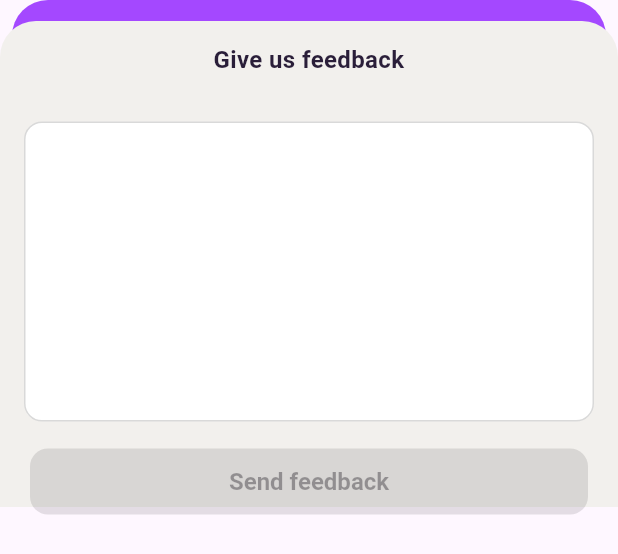
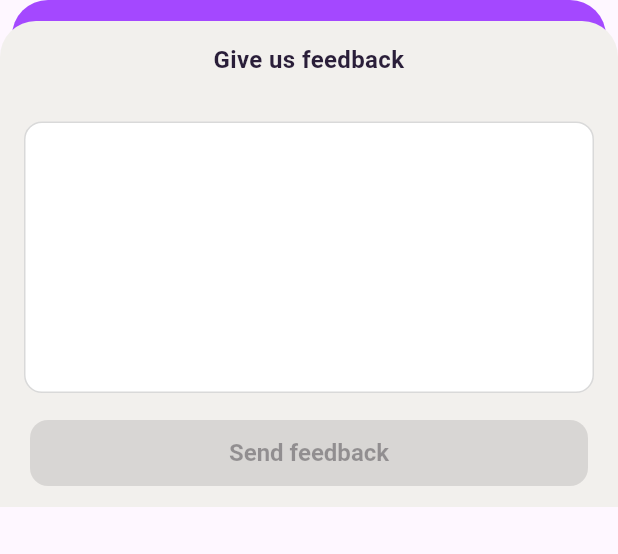
Before and after one commit to TytaniumDev/AvaTakeHome, a Flutter app: the FeedbackSheetView widget shown alone on an empty page, opened directly, on a phone screen of 412 x 824 dp. Shown: the top 554 px of the screen. Run offline on Flutter 3.47's test engine with Material 3 defaults, Android fonts, the light colour scheme and no system bars; our stand-ins replace fl_chart, flutter_riverpod, flutter_svg, freezed_annotation, go_router, jiffy and 2 more; missing offline and left inert: fading_edge_scrollview; accounts and stored records are empty; generated files the repository leaves out were written again.

Commit message:
Update sizing of feedback sheet

```diff
--- a/ava_take_home/lib/components/feedback_sheet/feedback_sheet_view.dart
+++ b/ava_take_home/lib/components/feedback_sheet/feedback_sheet_view.dart
@@ -66,10 +66,11 @@ class _FeedbackSheetViewState extends State<FeedbackSheetView> {
                     ),
                   ),
                 ),
-                Padding(
+                Expanded(
+                  child: Padding(
                     padding: const EdgeInsets.all(16),
                     child: TextFormField(
-                    maxLines: 7,
+                      maxLines: 20,
                       keyboardType: TextInputType.multiline,
                       textCapitalization: TextCapitalization.sentences,
                       validator: notEmptyValidator,
@@ -78,6 +79,7 @@ class _FeedbackSheetViewState extends State<FeedbackSheetView> {
                           isInputValid = notEmptyValidator(text) == null;
                         });
                       },
+                    ),
                   ),
                 ),
                 Padding(
```
Also changed, not shown: 4 other files. Lines whose indentation alone changed are shown as unchanged.
